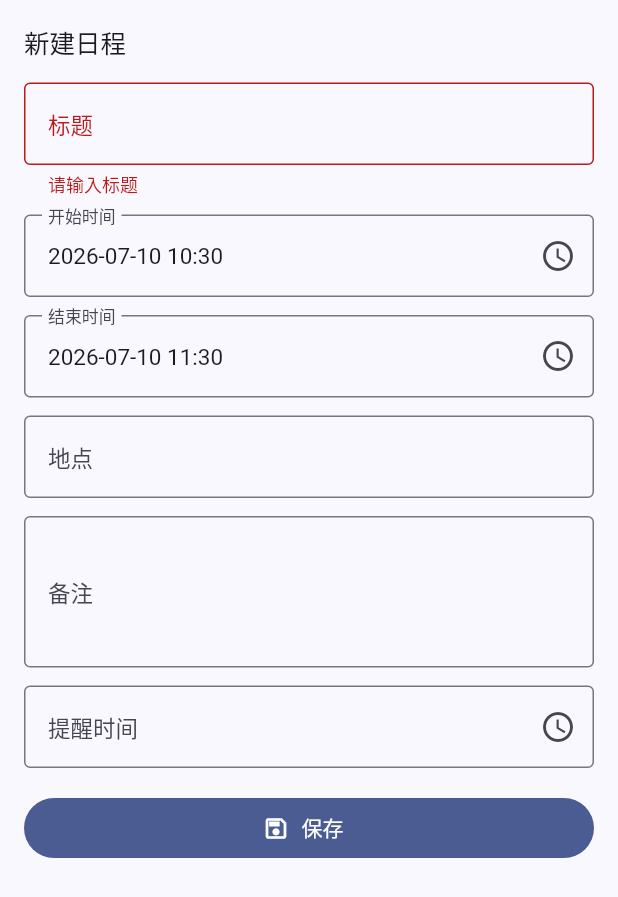
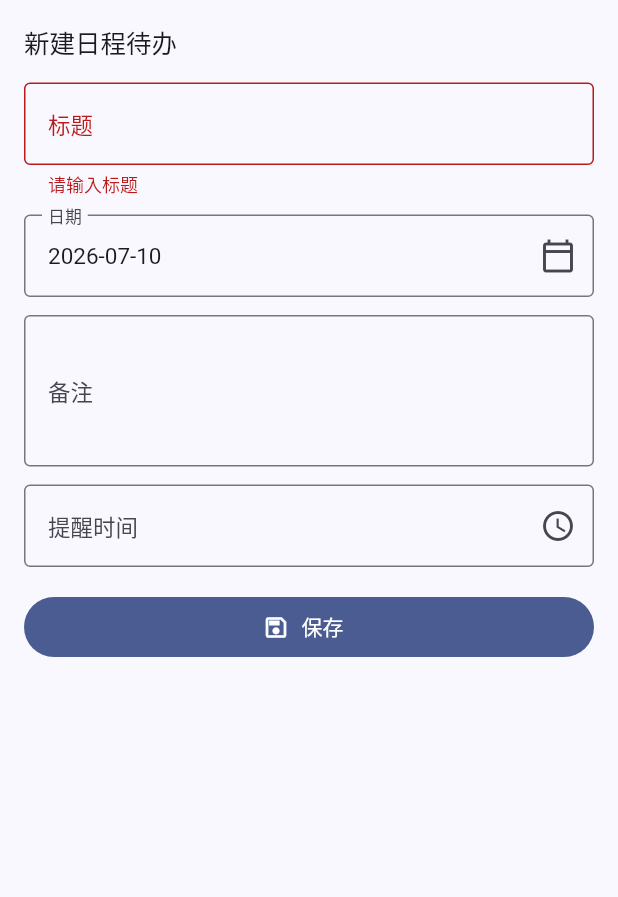
Before and after one commit to Lhai0704/diurna, a Flutter app: the EventEditPage widget shown alone on an empty page, opened directly, after a tap on "保存", on a phone screen of 412 x 824 dp. Shown: the top 897 px of the screen. Run offline on Flutter 3.47's test engine with Material 3 defaults, Android fonts, the phone set to English and light mode, and no system bars; our stand-ins replace drift, drift_flutter, flutter_dotenv, flutter_riverpod, go_router, supabase_flutter; accounts and stored records are empty; generated files the repository leaves out were written again; Roboto replaces fonts that are missing (Microsoft YaHei UI).

Commit message:
Refactor calendar events to use scheduled dates and completion state

```diff
--- a/lib/features/calendar/data/calendar_event_model.dart
+++ b/lib/features/calendar/data/calendar_event_model.dart
@@ -3,11 +3,10 @@ class CalendarEvent {
     required this.id,
     required this.userId,
     required this.title,
-    required this.startsAt,
-    required this.endsAt,
+    required this.scheduledDate,
+    required this.isCompleted,
     required this.createdAt,
     required this.updatedAt,
-    this.location,
     this.note,
     this.remindAt,
   });
@@ -15,9 +14,8 @@ class CalendarEvent {
   final String id;
   final String userId;
   final String title;
-  final DateTime startsAt;
-  final DateTime endsAt;
-  final String? location;
+  final DateTime scheduledDate;
+  final bool isCompleted;
   final String? note;
   final DateTime? remindAt;
   final DateTime createdAt;
@@ -28,9 +26,8 @@ class CalendarEvent {
       id: map['id'] as String,
       userId: map['user_id'] as String,
       title: map['title'] as String,
-      startsAt: DateTime.parse(map['starts_at'] as String),
-      endsAt: DateTime.parse(map['ends_at'] as String),
-      location: map['location'] as String?,
+      scheduledDate: DateTime.parse(map['event_date'] as String),
+      isCompleted: map['is_completed'] as bool? ?? false,
       note: map['note'] as String?,
       remindAt: map['remind_at'] == null
           ? null
--- a/lib/features/calendar/presentation/event_edit_page.dart
+++ b/lib/features/calendar/presentation/event_edit_page.dart
@@ -30,49 +30,59 @@ class EventEditPage extends ConsumerStatefulWidget {
 class _EventEditPageState extends ConsumerState<EventEditPage> {
   final _formKey = GlobalKey<FormState>();
   late final TextEditingController _titleController;
-  late final TextEditingController _startsAtController;
-  late final TextEditingController _endsAtController;
-  late final TextEditingController _locationController;
+  late final TextEditingController _dateController;
   late final TextEditingController _noteController;
   late final TextEditingController _remindAtController;
+  late bool _isCompleted;
+  bool _isSaving = false;
 
   @override
   void initState() {
     super.initState();
-    final now = widget.initialDate ?? DateTime.now();
     final event = widget.event;
+    final initialDate =
+        event?.scheduledDate ?? widget.initialDate ?? DateTime.now();
     _titleController = TextEditingController(text: event?.title ?? '');
-    _startsAtController = TextEditingController(
-      text: AppDateUtils.formatDateTime(event?.startsAt ?? now),
+    _dateController = TextEditingController(
+      text: AppDateUtils.formatDate(initialDate),
     );
-    _endsAtController = TextEditingController(
-      text: AppDateUtils.formatDateTime(
-        event?.endsAt ?? now.add(const Duration(hours: 1)),
-      ),
-    );
-    _locationController = TextEditingController(text: event?.location ?? '');
     _noteController = TextEditingController(text: event?.note ?? '');
     _remindAtController = TextEditingController(
       text: event?.remindAt == null
           ? ''
           : AppDateUtils.formatDateTime(event!.remindAt!),
     );
+    _isCompleted = event?.isCompleted ?? false;
   }
 
   @override
   void dispose() {
     _titleController.dispose();
-    _startsAtController.dispose();
-    _endsAtController.dispose();
-    _locationController.dispose();
+    _dateController.dispose();
     _noteController.dispose();
     _remindAtController.dispose();
     super.dispose();
   }
 
-  Future<void> _pickDateTime(TextEditingController controller) async {
+  Future<void> _pickDate() async {
     final initial =
-        AppDateUtils.parseNullable(controller.text) ?? DateTime.now();
+        AppDateUtils.parseNullable(_dateController.text) ?? DateTime.now();
+    final date = await showDatePicker(
+      context: context,
+      firstDate: DateTime(2020),
+      lastDate: DateTime(2100),
+      initialDate: initial,
+    );
+    if (date != null) {
+      _dateController.text = AppDateUtils.formatDate(date);
+    }
+  }
+
+  Future<void> _pickReminder() async {
+    final initial =
+        AppDateUtils.parseNullable(_remindAtController.text) ??
+        AppDateUtils.parseNullable(_dateController.text) ??
+        DateTime.now();
     final date = await showDatePicker(
       context: context,
       firstDate: DateTime(2020),
@@ -89,39 +99,66 @@ class _EventEditPageState extends ConsumerState<EventEditPage> {
     if (time == null) {
       return;
     }
-    controller.text = AppDateUtils.formatDateTime(
+    _remindAtController.text = AppDateUtils.formatDateTime(
       DateTime(date.year, date.month, date.day, time.hour, time.minute),
     );
   }
 
   Future<void> _save() async {
-    if (!_formKey.currentState!.validate()) {
+    if (!_formKey.currentState!.validate() || _isSaving) {
       return;
     }
-    final startsAt = AppDateUtils.parseNullable(_startsAtController.text)!;
-    final endsAt = AppDateUtils.parseNullable(_endsAtController.text)!;
-    if (!endsAt.isAfter(startsAt)) {
-      ScaffoldMessenger.of(
-        context,
-      ).showSnackBar(const SnackBar(content: Text('结束时间必须晚于开始时间。')));
-      return;
-    }
-
+    setState(() => _isSaving = true);
+    try {
       await ref
           .read(calendarRepositoryProvider)
           .save(
             id: widget.event?.id,
             title: _titleController.text.trim(),
-          startsAt: startsAt,
-          endsAt: endsAt,
-          location: _locationController.text.trim().isEmpty
-              ? null
-              : _locationController.text.trim(),
+            scheduledDate: AppDateUtils.parseNullable(_dateController.text)!,
+            isCompleted: _isCompleted,
             note: _noteController.text.trim().isEmpty
                 ? null
                 : _noteController.text.trim(),
             remindAt: AppDateUtils.parseNullable(_remindAtController.text),
           );
+      if (mounted) {
+        Navigator.of(context).pop();
+      }
+    } finally {
+      if (mounted) {
+        setState(() => _isSaving = false);
+      }
+    }
+  }
+
+  Future<void> _delete() async {
+    final event = widget.event;
+    if (event == null || _isSaving) {
+      return;
+    }
+    final confirmed = await showDialog<bool>(
+      context: context,
+      builder: (context) => AlertDialog(
+        title: const Text('删除待办？'),
+        content: Text('“${event.title}”删除后无法恢复。'),
+        actions: [
+          TextButton(
+            onPressed: () => Navigator.of(context).pop(false),
+            child: const Text('取消'),
+          ),
+          FilledButton(
+            onPressed: () => Navigator.of(context).pop(true),
+            child: const Text('删除'),
+          ),
+        ],
+      ),
+    );
+    if (confirmed != true || !mounted) {
+      return;
+    }
+    setState(() => _isSaving = true);
+    await ref.read(calendarRepositoryProvider).delete(event.id);
     if (mounted) {
       Navigator.of(context).pop();
     }
@@ -145,7 +182,7 @@ class _EventEditPageState extends ConsumerState<EventEditPage> {
               crossAxisAlignment: CrossAxisAlignment.stretch,
               children: [
                 Text(
-                  widget.event == null ? '新建日程' : '编辑日程',
+                  widget.event == null ? '新建日程待办' : '编辑日程待办',
                   style: Theme.of(context).textTheme.titleLarge,
                 ),
                 const SizedBox(height: 16),
@@ -156,19 +193,12 @@ class _EventEditPageState extends ConsumerState<EventEditPage> {
                       value == null || value.trim().isEmpty ? '请输入标题' : null,
                 ),
                 const SizedBox(height: 12),
-                _DateTimeField(
-                  controller: _startsAtController,
-                  label: '开始时间',
-                  onPick: () => _pickDateTime(_startsAtController),
+                _PickerField(
+                  controller: _dateController,
+                  label: '日期',
+                  icon: Icons.calendar_today_outlined,
+                  onPick: _pickDate,
                 ),
-                const SizedBox(height: 12),
-                _DateTimeField(
-                  controller: _endsAtController,
-                  label: '结束时间',
-                  onPick: () => _pickDateTime(_endsAtController),
-                ),
-                const SizedBox(height: 12),
-                AppTextField(controller: _locationController, label: '地点'),
                 const SizedBox(height: 12),
                 AppTextField(
                   controller: _noteController,
@@ -176,18 +206,40 @@ class _EventEditPageState extends ConsumerState<EventEditPage> {
                   maxLines: 3,
                 ),
                 const SizedBox(height: 12),
-                _DateTimeField(
+                _PickerField(
                   controller: _remindAtController,
                   label: '提醒时间',
+                  icon: Icons.schedule_outlined,
                   required: false,
-                  onPick: () => _pickDateTime(_remindAtController),
+                  onPick: _pickReminder,
                 ),
+                if (widget.event != null) ...[
+                  const SizedBox(height: 8),
+                  CheckboxListTile(
+                    contentPadding: EdgeInsets.zero,
+                    title: const Text('已完成'),
+                    value: _isCompleted,
+                    onChanged: _isSaving
+                        ? null
+                        : (value) =>
+                              setState(() => _isCompleted = value ?? false),
+                    controlAffinity: ListTileControlAffinity.leading,
+                  ),
+                ],
                 const SizedBox(height: 16),
                 FilledButton.icon(
-                  onPressed: _save,
+                  onPressed: _isSaving ? null : _save,
                   icon: const Icon(Icons.save_outlined),
-                  label: const Text('保存'),
+                  label: Text(_isSaving ? '处理中…' : '保存'),
                 ),
+                if (widget.event != null) ...[
+                  const SizedBox(height: 8),
+                  OutlinedButton.icon(
+                    onPressed: _isSaving ? null : _delete,
+                    icon: const Icon(Icons.delete_outline),
+                    label: const Text('删除待办'),
+                  ),
+                ],
               ],
             ),
           ),
@@ -197,16 +249,18 @@ class _EventEditPageState extends ConsumerState<EventEditPage> {
   }
 }
 
-class _DateTimeField extends StatelessWidget {
-  const _DateTimeField({
+class _PickerField extends StatelessWidget {
+  const _PickerField({
     required this.controller,
     required this.label,
+    required this.icon,
     required this.onPick,
     this.required = true,
   });
 
   final TextEditingController controller;
   final String label;
+  final IconData icon;
   final VoidCallback onPick;
   final bool required;
 
@@ -226,9 +280,9 @@ class _DateTimeField extends StatelessWidget {
       decoration: InputDecoration(
         labelText: label,
         suffixIcon: IconButton(
-          tooltip: '选择时间',
+          tooltip: '选择$label',
           onPressed: onPick,
-          icon: const Icon(Icons.schedule_outlined),
+          icon: Icon(icon),
         ),
       ),
     );
```
Also changed, not shown: lib/core/database/app_database.dart (+35 -13 lines), lib/features/calendar/data/calendar_repository.dart (+22 -6 lines), lib/features/calendar/presentation/calendar_page.dart (+16 -6 lines), lib/features/home/presentation/windows_home_page.dart (+84 -20 lines), lib/core/database/app_database.g.dart, 3 other files. Lines whose indentation alone changed are shown as unchanged.
